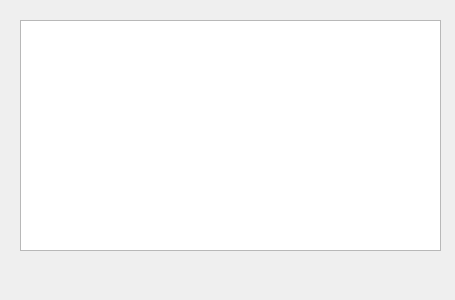
Old version of the form src/about.ui in the repository seank/freeems-loader.
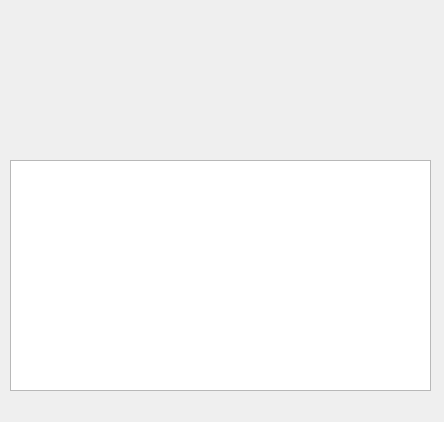
New version of the form. Icons and pictures are not drawn.

Commit message: shrunk the main form

```diff
--- a/src/about.ui
+++ b/src/about.ui
@@ -6,8 +6,8 @@
    <rect>
     <x>0</x>
     <y>0</y>
-    <width>455</width>
-    <height>300</height>
+    <width>444</width>
+    <height>422</height>
    </rect>
   </property>
   <property name="windowTitle">
@@ -16,13 +16,29 @@
   <widget class="QTextBrowser" name="textBrowser">
    <property name="geometry">
     <rect>
-     <x>20</x>
-     <y>20</y>
+     <x>10</x>
+     <y>160</y>
      <width>421</width>
      <height>231</height>
     </rect>
    </property>
   </widget>
+  <widget class="QLabel" name="label">
+   <property name="geometry">
+    <rect>
+     <x>20</x>
+     <y>30</y>
+     <width>401</width>
+     <height>121</height>
+    </rect>
+   </property>
+   <property name="text">
+    <string/>
+   </property>
+   <property name="pixmap">
+    <pixmap>images/FreeEMS_Picture_5.png</pixmap>
+   </property>
+  </widget>
  </widget>
  <layoutdefault spacing="6" margin="11"/>
  <resources/>
```
The commit also changes 5 other files.
